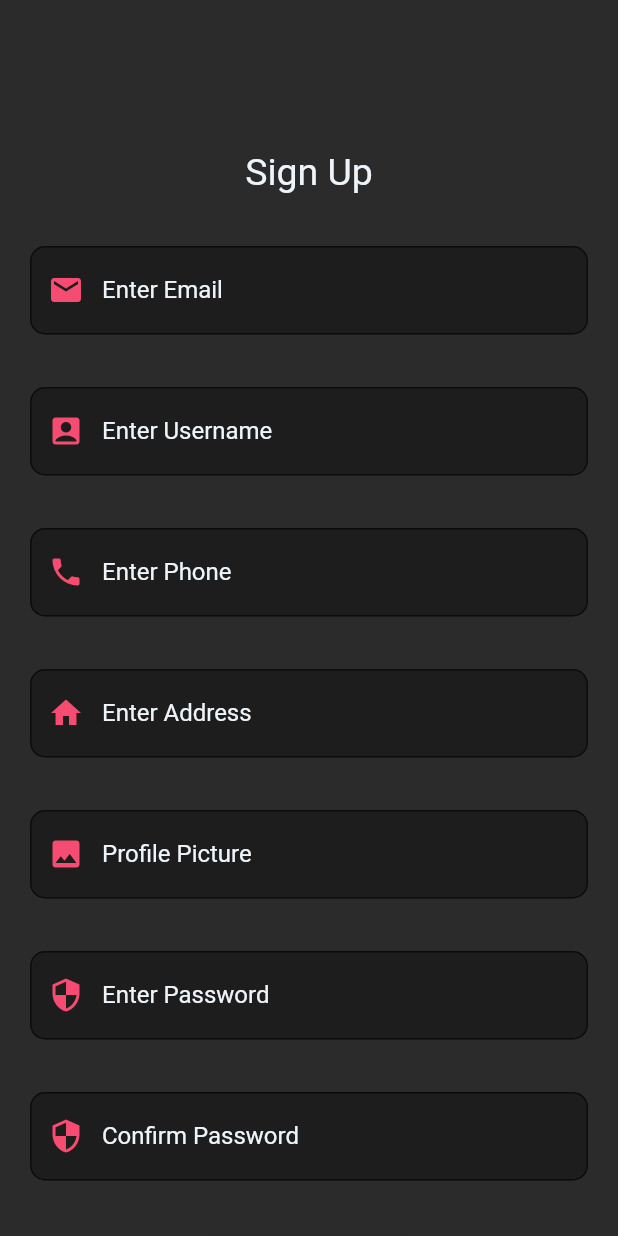
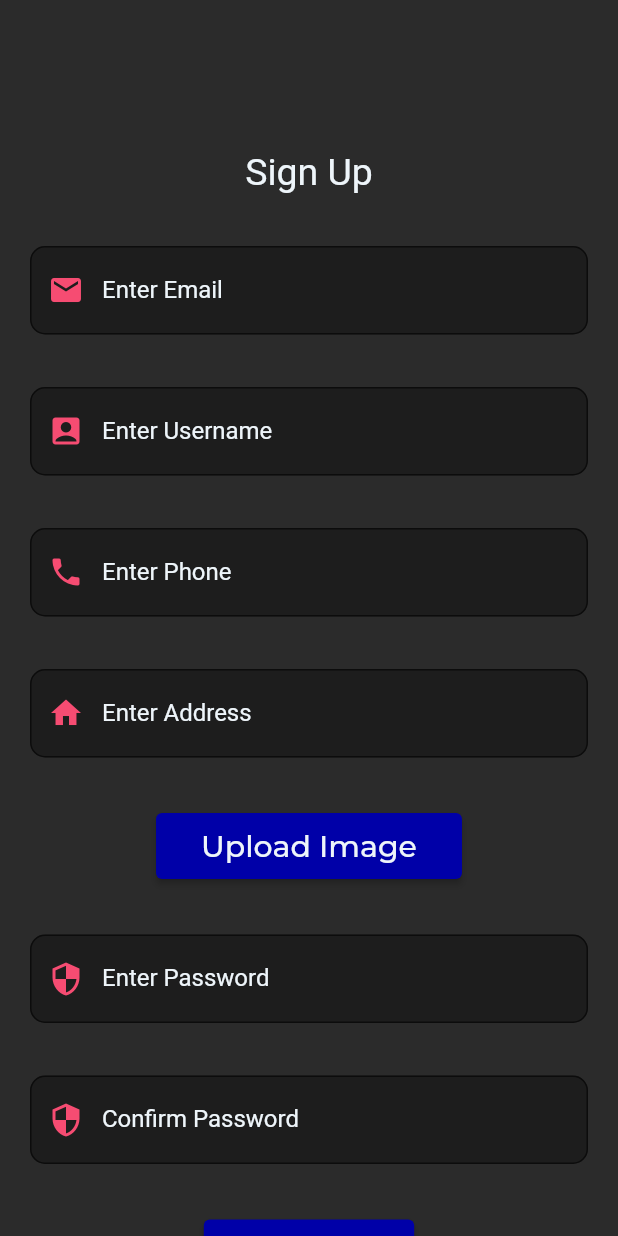
Before and after one commit to Priananda620/LAB-2-Flutter, a Flutter app: the screen it shows after launch, after a tap on "Sign Up", on a phone screen of 412 x 824 dp. Run offline on Flutter 3.47's test engine with Material 2 defaults, Android fonts, the phone set to English and light mode, and no system bars; our stand-ins replace google_fonts, image_picker.

Commit message:
3rd commit

```diff
--- a/lib/main.dart
+++ b/lib/main.dart
@@ -1,7 +1,12 @@
 // ignore_for_file: prefer_is_empty, prefer_const_constructors, avoid_unnecessary_containers, unnecessary_new
+
+import 'dart:convert';
+import 'dart:io';
 
 import 'package:flutter/material.dart';
 import 'package:google_fonts/google_fonts.dart';
+import 'package:http/http.dart' as http;
+import 'package:image_picker/image_picker.dart';
 
 //import 'package:url_launcher/url_launcher.dart';
 
@@ -143,6 +148,7 @@ class RegisterRoute extends StatelessWidget {
   @override
   Widget build(BuildContext context) {
     final double screenHeight = MediaQuery.of(context).size.height;
+    final double screenWidth = MediaQuery.of(context).size.width;
     final double keyboardHeight = MediaQuery.of(context).viewInsets.bottom;
 
     Color hexToColor(String code) {
@@ -350,44 +356,68 @@ class RegisterRoute extends StatelessWidget {
                                 ),
                                 new Padding(
                                     padding: EdgeInsets.only(top: 35.0)),
-                                new TextFormField(
-                                  decoration: new InputDecoration(
-                                    labelText: "Profile Picture",
-                                    labelStyle:
-                                        TextStyle(color: hexToColor("#eef5fa")),
-                                    prefixIcon: Icon(
-                                      Icons.image,
-                                      color: hexToColor("#F64C72"),
+                                // new TextFormField(
+                                //   decoration: new InputDecoration(
+                                //     labelText: "Profile Picture",
+                                //     labelStyle:
+                                //         TextStyle(color: hexToColor("#eef5fa")),
+                                //     prefixIcon: Icon(
+                                //       Icons.image,
+                                //       color: hexToColor("#F64C72"),
+                                //     ),
+                                //     fillColor: hexToColor("#1d1d1d"),
+                                //     filled: true,
+                                //     border: new OutlineInputBorder(
+                                //       borderRadius:
+                                //           new BorderRadius.circular(10.0),
+                                //       borderSide: new BorderSide(),
+                                //     ),
+                                //     focusedBorder: OutlineInputBorder(
+                                //       borderRadius: BorderRadius.circular(10.0),
+                                //       borderSide: BorderSide(
+                                //           color: hexToColor("#eef5fa"),
+                                //           width: 1.5),
+                                //     ),
+                                //     // enabledBorder: OutlineInputBorder(
+                                //     //   borderRadius: BorderRadius.circular(10.0),
+                                //     //   borderSide: BorderSide(
+                                //     //       color: hexToColor("#eef5fa"), width: 0),
+                                //     // ),
+                                //     //fillColor: Colors.green
+                                //   ),
+                                //   validator: (value) {
+                                //     if (value == null || value.isEmpty) {
+                                //       return 'Please enter valid product name';
+                                //     }
+                                //     return null;
+                                //   },
+                                //   keyboardType: TextInputType.emailAddress,
+                                //   style: new TextStyle(
+                                //       color: hexToColor("#eef5fa")),
+                                // ),
+                                ElevatedButton(
+                                  onPressed: () {
+                                    _getFromGallery();
+                                  },
+                                  child: Text(
+                                    'Upload Image',
+                                    style: GoogleFonts.montserrat(
+                                      textStyle: TextStyle(
+                                          fontSize: 20,
+                                          color: Color.fromARGB(
+                                              255, 238, 245, 250),
+                                          fontWeight: FontWeight.w500),
                                     ),
-                                    fillColor: hexToColor("#1d1d1d"),
-                                    filled: true,
-                                    border: new OutlineInputBorder(
-                                      borderRadius:
-                                          new BorderRadius.circular(10.0),
-                                      borderSide: new BorderSide(),
-                                    ),
-                                    focusedBorder: OutlineInputBorder(
-                                      borderRadius: BorderRadius.circular(10.0),
-                                      borderSide: BorderSide(
-                                          color: hexToColor("#eef5fa"),
-                                          width: 1.5),
-                                    ),
-                                    // enabledBorder: OutlineInputBorder(
-                                    //   borderRadius: BorderRadius.circular(10.0),
-                                    //   borderSide: BorderSide(
-                                    //       color: hexToColor("#eef5fa"), width: 0),
-                                    // ),
-                                    //fillColor: Colors.green
                                   ),
-                                  validator: (value) {
-                                    if (value == null || value.isEmpty) {
-                                      return 'Please enter valid product name';
-                                    }
-                                    return null;
-                                  },
-                                  keyboardType: TextInputType.emailAddress,
-                                  style: new TextStyle(
-                                      color: hexToColor("#eef5fa")),
+
+                                  //style: new TextStyle(color: hexToColor("#F2A03D"), fontSize: 25.0),),
+                                  style: ElevatedButton.styleFrom(
+                                      primary: Color.fromARGB(255, 0, 0, 168),
+                                      padding: EdgeInsets.symmetric(
+                                          horizontal: 30, vertical: 10),
+                                      textStyle: TextStyle(
+                                          fontSize: 30,
+                                          fontWeight: FontWeight.bold)),
                                 ),
                                 new Padding(
                                     padding: EdgeInsets.only(top: 35.0)),
@@ -486,7 +516,9 @@ class RegisterRoute extends StatelessWidget {
                                 ////////////////////////////////////////
                                 ///////////////////////////////////////////////////
                                 ElevatedButton(
-                                  onPressed: () {},
+                                  onPressed: () async {
+                                    _insertProduct();
+                                  },
                                   child: Text(
                                     'Sign Up',
                                     style: GoogleFonts.montserrat(
@@ -509,6 +541,60 @@ class RegisterRoute extends StatelessWidget {
                                 ),
                               ]))),
                     )))));
+  }
+
+  void _insertProduct() {
+    String _email = _emailRegisCOntroller.text;
+    String _username = _usernameRegisController.text;
+    String _phone = _phoneRegisController.text;
+    String _address = _addressRegisController.text;
+    String _pass = _passwordRegisController.text;
+    String _pass2 = _password2RegisController.text;
+
+    String base64Image = base64Encode(_image!.readAsBytesSync());
+    // String base64Image = base64Encode(_image!.readAsBytesSync());
+    print(base64Image);
+    // http.post(
+    //     Uri.parse("http://10.19.88.204:8080/CONTINUOUSPROJ/api/register.php"),
+    //     body: {
+    //       "name": _prname,
+    //       "desc": _prdesc,
+    //       "price": _prprice,
+    //       "qty": _prqty,
+    //       "barcode": _prbarcode,
+    //       "type": dropdownvalue,
+    //       "image": base64Image,
+    //     }).then((response) {
+    //   print(response.body);
+    //   var data = jsonDecode(response.body);
+    //   if (response.statusCode == 200 && data['status'] == 'success') {
+    //     Fluttertoast.showToast(
+    //         msg: "Success",
+    //         toastLength: Toast.LENGTH_SHORT,
+    //         gravity: ToastGravity.BOTTOM,
+    //         timeInSecForIosWeb: 1,
+    //         fontSize: 16.0);
+    //     Navigator.of(context).pop();
+    //   } else {
+    //     Fluttertoast.showToast(
+    //         msg: data['status'],
+    //         toastLength: Toast.LENGTH_SHORT,
+    //         gravity: ToastGravity.BOTTOM,
+    //         timeInSecForIosWeb: 1,
+    //         fontSize: 16.0);
+    //   }
+    // });
+  }
+
+  _getFromGallery() async {
+    PickedFile? pickedFile = await ImagePicker().getImage(
+      source: ImageSource.gallery,
+      maxWidth: 1800,
+      maxHeight: 1800,
+    );
+    if (pickedFile != null) {
+      _image = File(pickedFile.path);
+    }
   }
 }
 
--- a/pubspec.yaml
+++ b/pubspec.yaml
@@ -34,7 +34,9 @@ dependencies:
   # The following adds the Cupertino Icons font to your application.
   # Use with the CupertinoIcons class for iOS style icons.
   cupertino_icons: ^1.0.2
+  # image_picker: ^0.6.7+6
   google_fonts: ^3.0.0
+  image_picker: ^0.8.5+3
 
 dev_dependencies:
   flutter_test:
```
Also changed, not shown: pubspec.lock.
